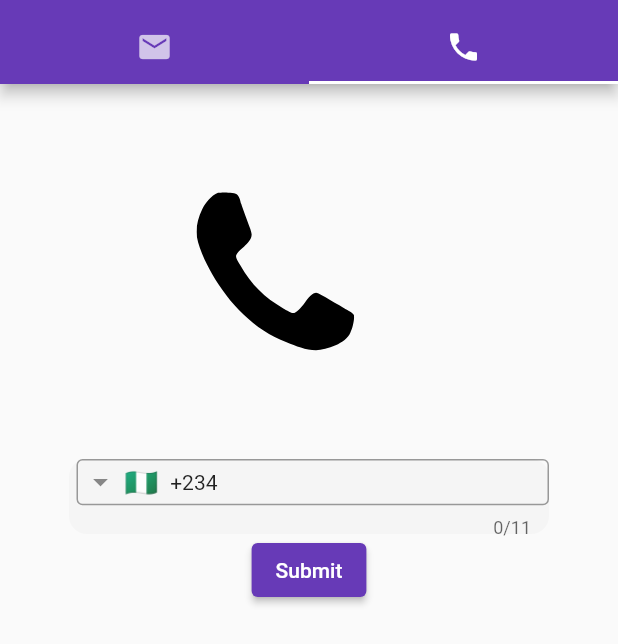
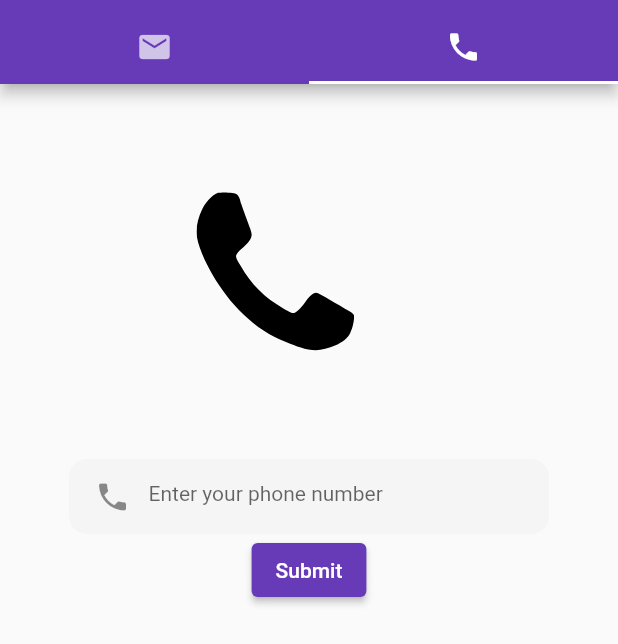
Before and after one commit to Galadima3/email-checker, a Flutter app: the screen it shows after launch, tab 2 chosen, after a tap on "Submit", on a phone screen of 412 x 824 dp. Shown: the top 644 px of the screen. Run offline on Flutter 3.47's test engine with Material 2 defaults, Android fonts, the phone set to English and light mode, and no system bars; drawn by our look-alikes of intl_phone_field; our stand-ins replace email_validator, flutter_svg.

Commit message:
Semi-Final commit

```diff
--- a/lib/utils/common_widgets.dart
+++ b/lib/src/features/email_check/presentation/common_widgets.dart
@@ -60,7 +60,7 @@ class ResultTileWithIcon extends StatelessWidget {
                   Icons.check,
                   color: Colors.green,
                 )
-              : const Icon(Icons.cancel)
+              : const Icon(Icons.cancel, color: Colors.red,)
         ],
       ),
     );
@@ -132,7 +132,7 @@ class FreeEmailTile extends StatelessWidget {
                   Icons.check,
                   color: Colors.green,
                 )
-              : const Icon(Icons.cancel)
+              : const Icon(Icons.cancel, color: Colors.red,)
         ],
       ),
     );
--- a/lib/src/features/phone_number_check/presentation/screens/phone_number_check_screen.dart
+++ b/lib/src/features/phone_number_check/presentation/screens/phone_number_check_screen.dart
@@ -1,6 +1,7 @@
+import 'package:email_checker/src/features/phone_number_check/presentation/screens/phone_detail_screen.dart';
 import 'package:flutter/material.dart';
 import 'package:flutter_svg/flutter_svg.dart';
-import 'package:intl_phone_field/intl_phone_field.dart';
+
 
 class PhoneCheckScreen extends StatefulWidget {
   const PhoneCheckScreen({super.key});
@@ -10,13 +11,20 @@ class PhoneCheckScreen extends StatefulWidget {
 }
 
 class _PhoneCheckScreenState extends State<PhoneCheckScreen> {
+  final _phoneFormKey = GlobalKey<FormState>();
   final phoneTextController = TextEditingController();
-  void returnOutput(String input) {
-    debugPrint('Phone Number: $input');
+  var countryCode = '';
+  void goToNextPage() {
+    if (phoneTextController.text.isNotEmpty &&
+        _phoneFormKey.currentState!.validate() &&
+        !(phoneTextController.text.length < 10)) {
+      Navigator.of(context).push(MaterialPageRoute(
+        builder: (context) => PhoneDetailScreen(
+          phoneNumber: phoneTextController.text,
+        ),
+      ));
+    }
   }
-
-
-
 
   @override
   void dispose() {
@@ -49,24 +57,33 @@ class _PhoneCheckScreenState extends State<PhoneCheckScreen> {
                 decoration: BoxDecoration(
                     color: Colors.grey.shade100,
                     borderRadius: BorderRadius.circular(12)),
-                child: Center(
-                  child: IntlPhoneField(
-                    controller: phoneTextController,
-                    decoration: const InputDecoration(
-                      border: OutlineInputBorder(
-                        borderSide: BorderSide(),
-                      ),
+                child: Form(
+                  key: _phoneFormKey,
+                  autovalidateMode: AutovalidateMode.onUserInteraction,
+                  child: Center(
+                    child: TextFormField(
+                      validator: (value) {
+                        if (value!.isEmpty && value.length < 10) {
+                          return 'Phone number (+x xxx-xxx-xxxx)';
+                        }
+                        return null;
+                      },
+                      onFieldSubmitted: (value) => goToNextPage,
+                      keyboardType: TextInputType.phone,
+                      controller: phoneTextController,
+                      decoration: const InputDecoration(
+                          prefixIcon: Icon(Icons.phone),
+                          hintText: 'Enter your phone number',
+                          hintStyle: TextStyle(fontSize: 14),
+                          enabledBorder: InputBorder.none,
+                          focusedBorder: InputBorder.none),
                     ),
-                    initialCountryCode: 'NG',
-                    onSubmitted: (p0) => returnOutput('+234$p0'),
                   ),
                 ),
               ),
             ),
-
             ElevatedButton(
-              onPressed: () => returnOutput(phoneTextController.text),
-              style: ElevatedButton.styleFrom(),
+              onPressed: goToNextPage,
               child: const Text('Submit'),
             )
           ],
@@ -76,15 +93,21 @@ class _PhoneCheckScreenState extends State<PhoneCheckScreen> {
   }
 }
 
+//                   ),
 
-// TextField(
-//                     onSubmitted: (value) => returnOutput(value),
-//                     keyboardType: TextInputType.phone,
+// IntlPhoneField(
+//                     onCountryChanged: (value){
+//                       setState(() {
+//                         value = countryCode as Country;
+//                         debugPrint(value.code);
+//                       });
+//                     },
 //                     controller: phoneTextController,
 //                     decoration: const InputDecoration(
-//                         prefixIcon: Icon(Icons.search),
-//                         hintText: 'Enter your phone number',
-//                         hintStyle: TextStyle(fontSize: 14),
-//                         enabledBorder: InputBorder.none,
-//                         focusedBorder: InputBorder.none),
+//                       border: OutlineInputBorder(
+//                         borderSide: BorderSide(),
+//                       ),
+//                     ),
+//                     initialCountryCode: 'NG',
+//                     onSubmitted: (p0) => goToNextPage('+234$p0'),
 //                   ),
```
Also changed, not shown: lib/src/features/email_check/presentation/screens/email_details_screen.dart (+2 -6 lines), lib/src/features/phone_number_check/data/phone_networking.dart (added, +23 -0 lines), lib/src/features/phone_number_check/presentation/screens/phone_detail_screen.dart (added, +124 -0 lines), lib/src/features/phone_number_check/presentation/widgets.dart (added, +59 -0 lines), lib/utils/constants.dart (+13 -7 lines), asset/images/email_fail.svg (added), asset/images/phone_failure.svg (added), asset/images/phone_success.svg (added), 1 other file.
